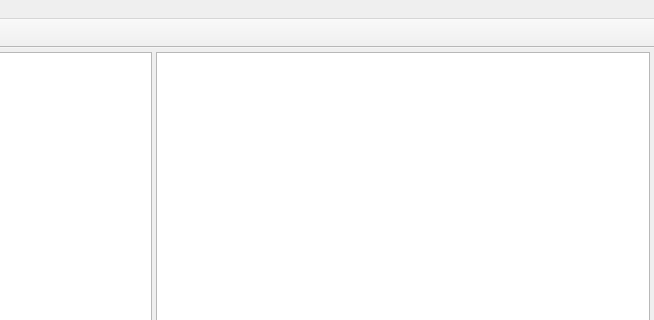
The window that QtVP/Forms/MainWindow.ui (MjnMixael/QtVP) describes before a commit, drawn with Qt 5; both pictures show x 346 to 1000 and y 0 to 320 of the 1000 by 700 pixel window.
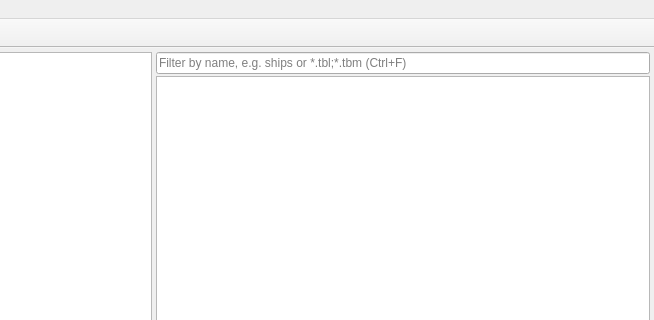
The same window after the commit.

The edit to the form file:
```diff
--- a/QtVP/Forms/MainWindow.ui
+++ b/QtVP/Forms/MainWindow.ui
@@ -148,6 +148,34 @@
         </layout>
        </widget>
       </widget>
+      <widget class="QWidget" name="filePane">
+       <layout class="QVBoxLayout" name="filePaneLayout">
+        <property name="spacing">
+         <number>2</number>
+        </property>
+        <property name="leftMargin">
+         <number>0</number>
+        </property>
+        <property name="topMargin">
+         <number>0</number>
+        </property>
+        <property name="rightMargin">
+         <number>0</number>
+        </property>
+        <property name="bottomMargin">
+         <number>0</number>
+        </property>
+        <item>
+         <widget class="QLineEdit" name="filterEdit">
+          <property name="placeholderText">
+           <string>Filter by name, e.g. ships or *.tbl;*.tbm (Ctrl+F)</string>
+          </property>
+          <property name="clearButtonEnabled">
+           <bool>true</bool>
+          </property>
+         </widget>
+        </item>
+        <item>
       <widget class="QTreeView" name="fileList">
        <property name="selectionMode">
         <enum>QAbstractItemView::SelectionMode::ExtendedSelection</enum>
@@ -164,6 +192,18 @@
        <property name="alternatingRowColors">
         <bool>true</bool>
        </property>
+          <property name="dragEnabled">
+           <bool>true</bool>
+          </property>
+          <property name="dragDropMode">
+           <enum>QAbstractItemView::DragDropMode::DragOnly</enum>
+          </property>
+          <property name="defaultDropAction">
+           <enum>Qt::DropAction::CopyAction</enum>
+          </property>
+         </widget>
+        </item>
+       </layout>
       </widget>
      </widget>
     </item>
```
Left out of the diff: 10 changed lines with no effect on the pictures. Lines whose indentation alone changed are shown as unchanged.
